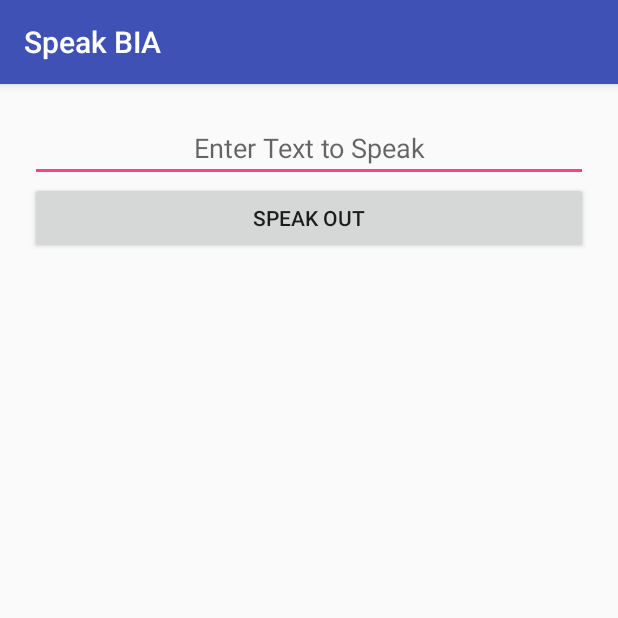
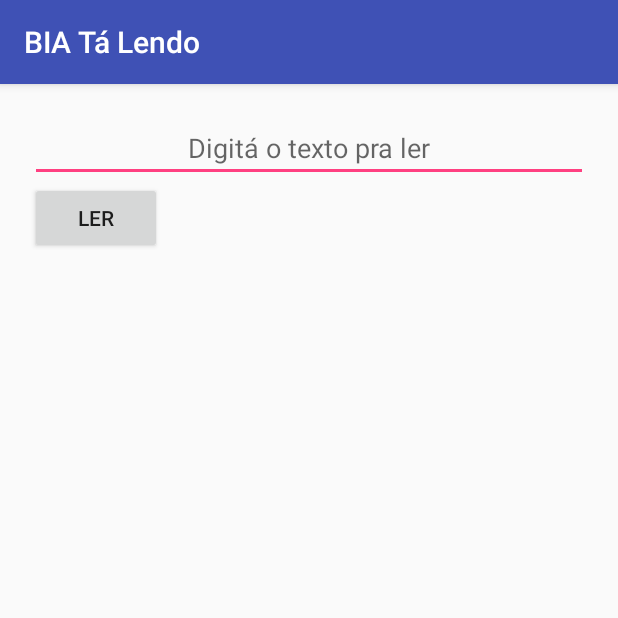
Before and after one commit to NajwaLaabid/ChatBotTaLendo, an Android app: the screen it shows after launch (MainActivity), on a phone screen of 412 x 824 dp, the top half of it. Run offline under Robolectric (Android 15) with nearby library versions, the phone set to English and light mode, and no system bars; our stand-ins replace RxJava.

Commit message:
front end commit 1

```diff
--- a/app/src/main/java/com/elyeproj/wikisearchcount/MainActivity.kt
+++ b/app/src/main/java/com/elyeproj/wikisearchcount/MainActivity.kt
@@ -28,10 +28,10 @@ class MainActivity : AppCompatActivity() {
         super.onCreate(savedInstanceState)
         setContentView(R.layout.activity_main)
 
-        btn_search.setOnClickListener {
+        btn_read.setOnClickListener {
 
-            if (edit_search.text.toString().isNotEmpty()) {
-                beginSearch(edit_search.text.toString())
+            if (text_to_read.text.toString().isNotEmpty()) {
+                beginSearch(text_to_read.text.toString())
             }
 
         }
@@ -119,7 +119,6 @@ class MainActivity : AppCompatActivity() {
                             //txt_search_result.text = "${result.audioContent}"
                             var text = "${result.audioContent}"
                             val audioByteArray = Base64.decode(text, Base64.DEFAULT )
-                            //val audioByteBuffer = ByteBuffer.wrap(audioByteArray)
 
                             File("${filesDir.absolutePath}/test.mp3").writeBytes(audioByteArray)
 
@@ -128,10 +127,6 @@ class MainActivity : AppCompatActivity() {
 
                             mediaPlayer.setOnCompletionListener(OnCompletionListener { mp -> mp.release() })
 
-                            println("\n\n====================== here ===================\n")
-                            print(audioByteArray)
-
-                            //val player = AudioTrack.Builder().setAudioAttributes(AudioAttributes.Builder().setUsage(AudioAttributes.USAGE_ALARM).setContentType(AudioAttributes.CONTENT_TYPE_MUSIC).build()).setAudioFormat(AudioFormat.Builder().setEncoding(AudioFormat.ENCODING_PCM_16BIT).setSampleRate(44100).setChannelMask(AudioFormat.CHANNEL_OUT_STEREO).build()).setBufferSizeInBytes(minBuffSize).build()
                         },
                         { error -> println(" ============= Not Working"); print(error) }
                 )
--- a/app/src/main/java/com/elyeproj/wikisearchcount/Result.kt
+++ b/app/src/main/java/com/elyeproj/wikisearchcount/Result.kt
@@ -2,5 +2,4 @@ package com.elyeproj.wikisearchcount
 
 object Model {
     data class Result(val audioContent: String)
-    data class AudioContent(val text: String)
 }
--- a/app/src/main/res/layout/activity_main.xml
+++ b/app/src/main/res/layout/activity_main.xml
@@ -8,23 +8,16 @@
     tools:context="com.elyeproj.wikisearchcount.MainActivity">
 
     <EditText
-        android:id="@+id/edit_search"
+        android:id="@+id/text_to_read"
         android:layout_width="match_parent"
         android:layout_height="wrap_content"
         android:hint="@string/hint_search_string"
         android:textAlignment="center" />
 
     <Button
-        android:id="@+id/btn_search"
-        android:layout_width="match_parent"
+        android:id="@+id/btn_read"
+        android:layout_width="wrap_content"
         android:layout_height="wrap_content"
         android:text="@string/button_search" />
 
-    <TextView
-        android:id="@+id/txt_search_result"
-        android:layout_width="match_parent"
-        android:layout_height="wrap_content"
-        android:textAlignment="center"
-        android:textSize="24sp" />
-
 </LinearLayout>
--- a/app/src/main/res/values/strings.xml
+++ b/app/src/main/res/values/strings.xml
@@ -1,5 +1,5 @@
 <resources>
-    <string name="app_name">Speak BIA</string>
-    <string name="hint_search_string">Enter Text to Speak</string>
-    <string name="button_search">Speak Out</string>
+    <string name="app_name">BIA Tá Lendo</string>
+    <string name="hint_search_string">Digitá o texto pra ler</string>
+    <string name="button_search">Ler</string>
 </resources>
```
